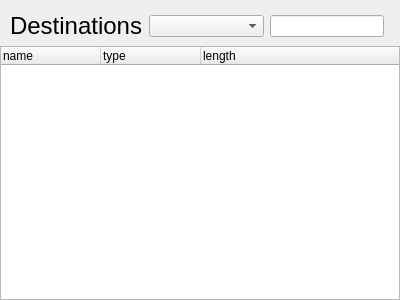
Above: signallist.ui from johnty/qt-mapper-versioning-test before the change. Below: the same form after it.
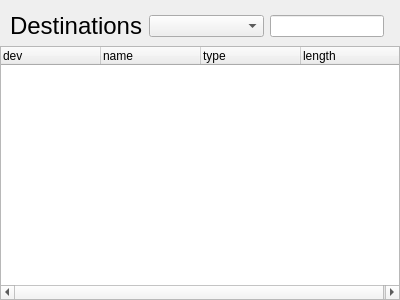
That is the form after the change.

```diff
--- a/signallist.ui
+++ b/signallist.ui
@@ -13,7 +13,7 @@
   <property name="windowTitle">
    <string>Form</string>
   </property>
-  <layout class="QGridLayout" name="gridLayout" columnstretch="0,1,1,0">
+  <layout class="QGridLayout" name="gridLayout" columnstretch="0,0,0,0">
    <property name="leftMargin">
     <number>0</number>
    </property>
@@ -112,6 +112,11 @@
        <verstretch>20</verstretch>
       </sizepolicy>
      </property>
+     <column>
+      <property name="text">
+       <string>dev</string>
+      </property>
+     </column>
      <column>
       <property name="text">
        <string>name</string>
```
Left out of the diff: 64 changed lines with no effect on the pictures.
